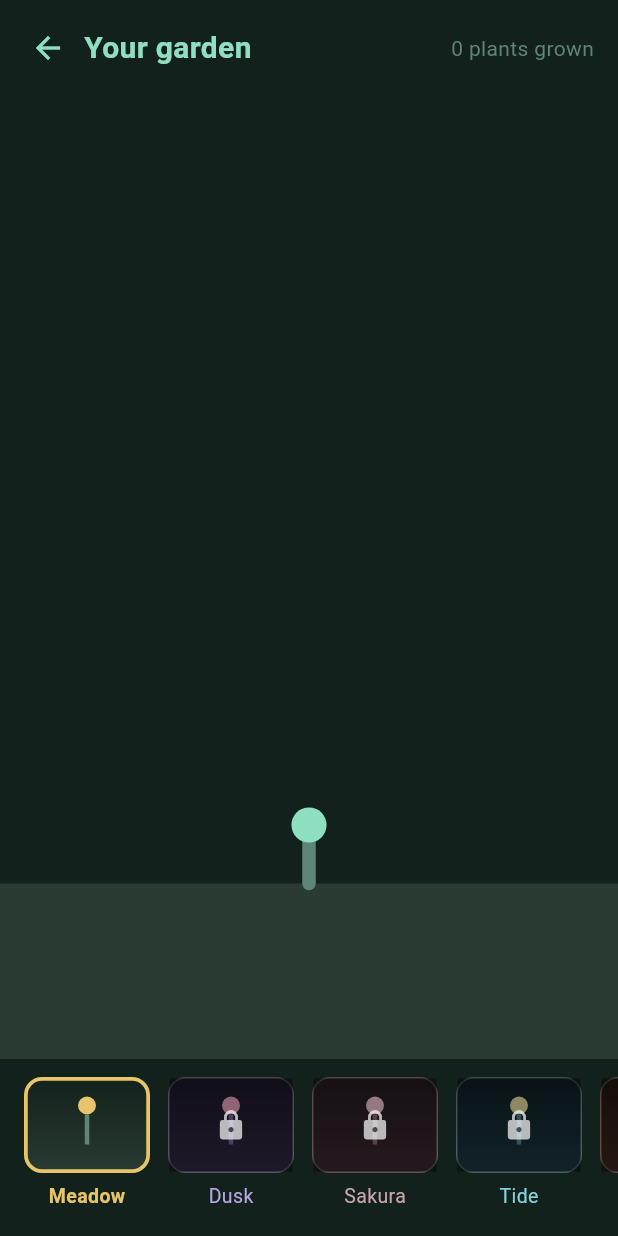
After one commit to Pitch-code/unwind-Game, a Flutter app: the screen it shows after launch, after a tap on the "local florist" icon, on a phone screen of 412 x 824 dp. The commit adds this screen. Run offline on Flutter 3.47's test engine with Material 3 defaults, Android fonts, the phone set to English and light mode, and no system bars; our stand-ins replace google_mobile_ads, in_app_purchase, shared_preferences; missing offline and left inert: flame.

Commit message:
Slice 5 (garden) push 2: garden screen + premium-gated theme picker
- GardenView paints the soil + a row of grown plants and the one currently
  growing, in the selected theme's palette.
- GardenScreen shows the garden with a horizontal theme picker; locked
  premium themes show a lock and start the purchase on tap.
- Garden entry point: a florist icon in the HUD and a View garden button on
  the solved panel; both open the garden screen.

```diff
--- a/lib/game/game_screen.dart
+++ b/lib/game/game_screen.dart
@@ -122,15 +122,27 @@ class _GameScreenState extends State<GameScreen> {
               left: 20,
               right: 20,
               child: Row(
-                mainAxisAlignment: MainAxisAlignment.spaceBetween,
                 children: [
                   Text('Level $_level', style: _hud),
+                  const Spacer(),
                   Text(
                     _crossings == 0
                         ? 'untangled'
                         : '$_crossings crossing${_crossings == 1 ? '' : 's'}',
                     style: _hud,
                   ),
+                  if (widget.onOpenGarden != null) ...[
+                    const SizedBox(width: 14),
+                    GestureDetector(
+                      onTap: widget.onOpenGarden,
+                      behavior: HitTestBehavior.opaque,
+                      child: const Icon(
+                        Icons.local_florist,
+                        color: Color(0xFF8FE0C0),
+                        size: 22,
+                      ),
+                    ),
+                  ],
                 ],
               ),
             ),
--- /dev/null
+++ b/lib/garden/garden_screen.dart
@@ -0,0 +1,208 @@
+import 'package:flutter/material.dart';
+
+import '../monetization/billing.dart';
+import 'garden_controller.dart';
+import 'garden_theme.dart';
+import 'garden_view.dart';
+
+/// The full garden screen: the growing garden above, a theme picker below.
+/// Premium themes show a lock; tapping one starts the purchase. Everything
+/// reacts to premium and garden changes, so a purchase or a new bloom updates
+/// the screen without navigating away.
+class GardenScreen extends StatelessWidget {
+  const GardenScreen({super.key, required this.garden, required this.billing});
+
+  final GardenController garden;
+  final Billing billing;
+
+  @override
+  Widget build(BuildContext context) {
+    return ListenableBuilder(
+      listenable: Listenable.merge([billing.premium, garden]),
+      builder: (context, _) {
+        final premium = billing.premium.value;
+        final theme = garden.themeFor(premium: premium);
+        return Scaffold(
+          backgroundColor: theme.sky,
+          body: SafeArea(
+            child: Column(
+              children: [
+                _Header(plants: garden.state.maturePlants, theme: theme),
+                Expanded(
+                  child: GardenView(state: garden.state, theme: theme),
+                ),
+                _ThemePicker(
+                  garden: garden,
+                  premium: premium,
+                  onBuyPremium: billing.buyPremium,
+                ),
+              ],
+            ),
+          ),
+        );
+      },
+    );
+  }
+}
+
+class _Header extends StatelessWidget {
+  const _Header({required this.plants, required this.theme});
+
+  final int plants;
+  final GardenTheme theme;
+
+  @override
+  Widget build(BuildContext context) {
+    final grown = plants == 1 ? '1 plant grown' : '$plants plants grown';
+    return Padding(
+      padding: const EdgeInsets.fromLTRB(8, 8, 16, 0),
+      child: Row(
+        children: [
+          IconButton(
+            icon: Icon(Icons.arrow_back, color: theme.leaf),
+            onPressed: () => Navigator.of(context).maybePop(),
+          ),
+          Expanded(
+            child: Text(
+              'Your garden',
+              style: TextStyle(
+                color: theme.leaf,
+                fontSize: 20,
+                fontWeight: FontWeight.w600,
+              ),
+            ),
+          ),
+          Text(grown, style: TextStyle(color: theme.stem, fontSize: 14)),
+        ],
+      ),
+    );
+  }
+}
+
+class _ThemePicker extends StatelessWidget {
+  const _ThemePicker({
+    required this.garden,
+    required this.premium,
+    required this.onBuyPremium,
+  });
+
+  final GardenController garden;
+  final bool premium;
+  final Future<void> Function() onBuyPremium;
+
+  @override
+  Widget build(BuildContext context) {
+    return SizedBox(
+      height: 118,
+      child: ListView.separated(
+        scrollDirection: Axis.horizontal,
+        padding: const EdgeInsets.symmetric(horizontal: 16, vertical: 12),
+        itemCount: kGardenThemes.length,
+        separatorBuilder: (_, __) => const SizedBox(width: 12),
+        itemBuilder: (context, i) {
+          final t = kGardenThemes[i];
+          final unlocked = isThemeUnlocked(t.id, premium: premium);
+          final selected = garden.selectedThemeId == t.id && unlocked;
+          return _ThemeChip(
+            theme: t,
+            locked: !unlocked,
+            selected: selected,
+            onTap: () {
+              if (unlocked) {
+                garden.selectTheme(t.id, premium: premium);
+              } else {
+                onBuyPremium();
+              }
+            },
+          );
+        },
+      ),
+    );
+  }
+}
+
+class _ThemeChip extends StatelessWidget {
+  const _ThemeChip({
+    required this.theme,
+    required this.locked,
+    required this.selected,
+    required this.onTap,
+  });
+
+  final GardenTheme theme;
+  final bool locked;
+  final bool selected;
+  final VoidCallback onTap;
+
+  @override
+  Widget build(BuildContext context) {
+    return GestureDetector(
+      onTap: onTap,
+      child: SizedBox(
+        width: 84,
+        child: Column(
+          crossAxisAlignment: CrossAxisAlignment.center,
+          children: [
+            Container(
+              width: 84,
+              height: 64,
+              decoration: BoxDecoration(
+                borderRadius: BorderRadius.circular(12),
+                gradient: LinearGradient(
+                  begin: Alignment.topCenter,
+                  end: Alignment.bottomCenter,
+                  colors: [theme.sky, theme.soil],
+                ),
+                border: Border.all(
+                  color: selected ? theme.bloom : const Color(0x33FFFFFF),
+                  width: selected ? 2.5 : 1,
+                ),
+              ),
+              child: Stack(
+                alignment: Alignment.center,
+                children: [
+                  // A tiny bloom-on-stem sample of the palette.
+                  Padding(
+                    padding: const EdgeInsets.only(bottom: 6),
+                    child: Column(
+                      mainAxisSize: MainAxisSize.min,
+                      children: [
+                        Container(
+                          width: 12,
+                          height: 12,
+                          decoration: BoxDecoration(
+                            color: theme.bloom,
+                            shape: BoxShape.circle,
+                          ),
+                        ),
+                        Container(width: 3, height: 20, color: theme.stem),
+                      ],
+                    ),
+                  ),
+                  if (locked)
+                    const DecoratedBox(
+                      decoration: BoxDecoration(color: Color(0x66000000)),
+                      child: SizedBox.expand(
+                        child: Icon(Icons.lock, color: Colors.white70, size: 22),
+                      ),
+                    ),
+                ],
+              ),
+            ),
+            const SizedBox(height: 6),
+            Text(
+              theme.name,
+              maxLines: 1,
+              overflow: TextOverflow.ellipsis,
+              style: TextStyle(
+                color: selected ? theme.bloom : theme.leaf,
+                fontSize: 13,
+                fontWeight: selected ? FontWeight.w600 : FontWeight.w400,
+              ),
+            ),
+          ],
+        ),
+      ),
+    );
+  }
+}
--- /dev/null
+++ b/lib/garden/garden_view.dart
@@ -0,0 +1,127 @@
+import 'package:flutter/material.dart';
+
+import 'garden.dart';
+import 'garden_theme.dart';
+
+/// Renders the zen garden: a soil line with a row of plants — one fully grown
+/// for each matured plant, plus the one currently growing at its live height —
+/// all painted in the selected [theme]'s palette.
+///
+/// This is presentation only; every value it draws comes from the pure
+/// [GardenState]. Visual feel is confirmed on device.
+class GardenView extends StatelessWidget {
+  const GardenView({super.key, required this.state, required this.theme});
+
+  final GardenState state;
+  final GardenTheme theme;
+
+  @override
+  Widget build(BuildContext context) {
+    return CustomPaint(
+      painter: _GardenPainter(state: state, theme: theme),
+      child: const SizedBox.expand(),
+    );
+  }
+}
+
+class _GardenPainter extends CustomPainter {
+  _GardenPainter({required this.state, required this.theme});
+
+  final GardenState state;
+  final GardenTheme theme;
+
+  /// How many matured plants to draw before collapsing the rest into a count.
+  static const int _maxVisible = 9;
+
+  @override
+  void paint(Canvas canvas, Size size) {
+    final soilTop = size.height * 0.82;
+    canvas.drawRect(
+      Rect.fromLTRB(0, soilTop, size.width, size.height),
+      Paint()..color = theme.soil,
+    );
+
+    final mature = state.maturePlants;
+    final visibleMature = mature > _maxVisible ? _maxVisible : mature;
+    final plantsToDraw = visibleMature + 1; // + the one still growing
+    final slot = size.width / (plantsToDraw + 1);
+    final plantSize = _clampD(size.height * 0.55, 60, 260);
+
+    for (var i = 0; i < visibleMature; i++) {
+      _drawPlant(canvas, Offset(slot * (i + 1), soilTop), plantSize, 1);
+    }
+    _drawPlant(
+      canvas,
+      Offset(slot * (visibleMature + 1), soilTop),
+      plantSize,
+      state.currentGrowth,
+    );
+
+    if (mature > _maxVisible) {
+      _drawOverflow(canvas, size, mature - _maxVisible);
+    }
+  }
+
+  void _drawPlant(Canvas canvas, Offset base, double s, double growth) {
+    final g = _clampD(growth, 0, 1);
+    final stemHeight = s * (0.15 + 0.85 * g); // always at least a small sprout
+    final top = Offset(base.dx, base.dy - stemHeight);
+
+    canvas.drawLine(
+      base,
+      top,
+      Paint()
+        ..color = theme.stem
+        ..strokeWidth = _clampD(s * 0.045, 2, 9)
+        ..strokeCap = StrokeCap.round
+        ..style = PaintingStyle.stroke,
+    );
+
+    if (g > 0.25) {
+      final leaf = Paint()..color = theme.leaf;
+      final midY = base.dy - stemHeight * 0.5;
+      final leafR = s * 0.10;
+      canvas.drawOval(
+        Rect.fromCenter(
+          center: Offset(base.dx - leafR, midY),
+          width: leafR * 2,
+          height: leafR,
+        ),
+        leaf,
+      );
+      canvas.drawOval(
+        Rect.fromCenter(
+          center: Offset(base.dx + leafR, midY),
+          width: leafR * 2,
+          height: leafR,
+        ),
+        leaf,
+      );
+    }
+
+    if (g >= 0.6) {
+      final openness = _clampD((g - 0.6) / 0.4, 0.4, 1);
+      canvas.drawCircle(top, s * 0.13 * openness, Paint()..color = theme.bloom);
+    } else {
+      canvas.drawCircle(top, s * 0.045, Paint()..color = theme.leaf);
+    }
+  }
+
+  void _drawOverflow(Canvas canvas, Size size, int hidden) {
+    final tp = TextPainter(
+      text: TextSpan(
+        text: '+$hidden more',
+        style: TextStyle(color: theme.leaf, fontSize: 13),
+      ),
+      textDirection: TextDirection.ltr,
+    )..layout();
+    tp.paint(canvas, Offset(size.width - tp.width - 12, size.height * 0.84));
+  }
+
+  static double _clampD(double v, double lo, double hi) =>
+      v < lo ? lo : (v > hi ? hi : v);
+
+  @override
+  bool shouldRepaint(covariant _GardenPainter old) =>
+      old.state.levelsSolved != state.levelsSolved || old.theme.id != theme.id;
+}
--- a/lib/main.dart
+++ b/lib/main.dart
@@ -2,6 +2,7 @@ import 'package:flutter/material.dart';
 
 import 'game/game_screen.dart';
 import 'garden/garden_controller.dart';
+import 'garden/garden_screen.dart';
 import 'monetization/admob_gateway.dart';
 import 'monetization/billing.dart';
 
@@ -64,6 +65,11 @@ class UnwindApp extends StatelessWidget {
             onRestore: billing.restore,
             garden: garden.state,
             onLevelSolved: garden.recordSolved,
+            onOpenGarden: () => Navigator.of(context).push(
+              MaterialPageRoute<void>(
+                builder: (_) => GardenScreen(garden: garden, billing: billing),
+              ),
+            ),
           );
         },
       ),
```
